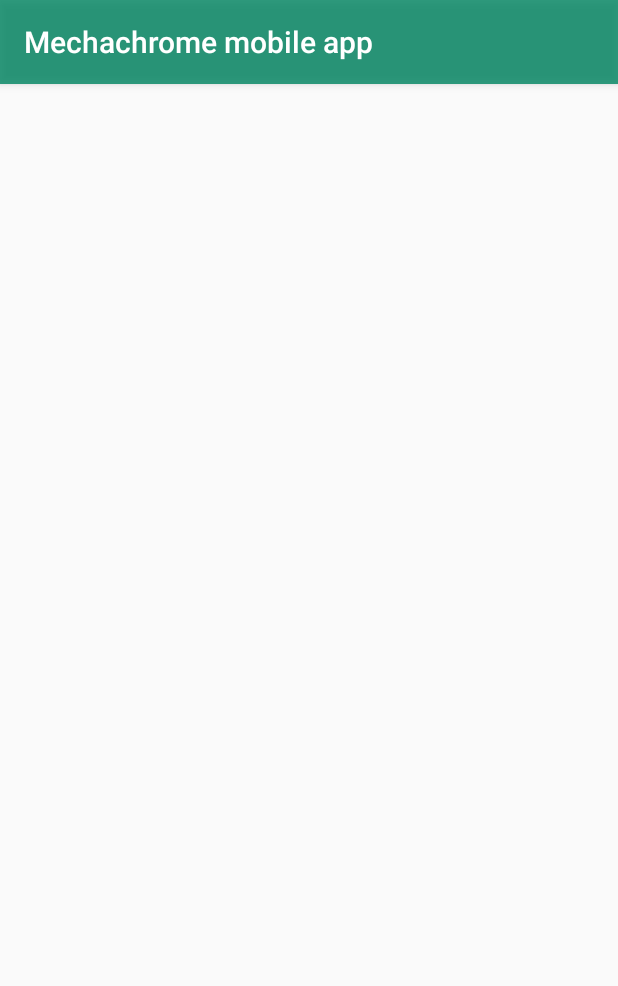
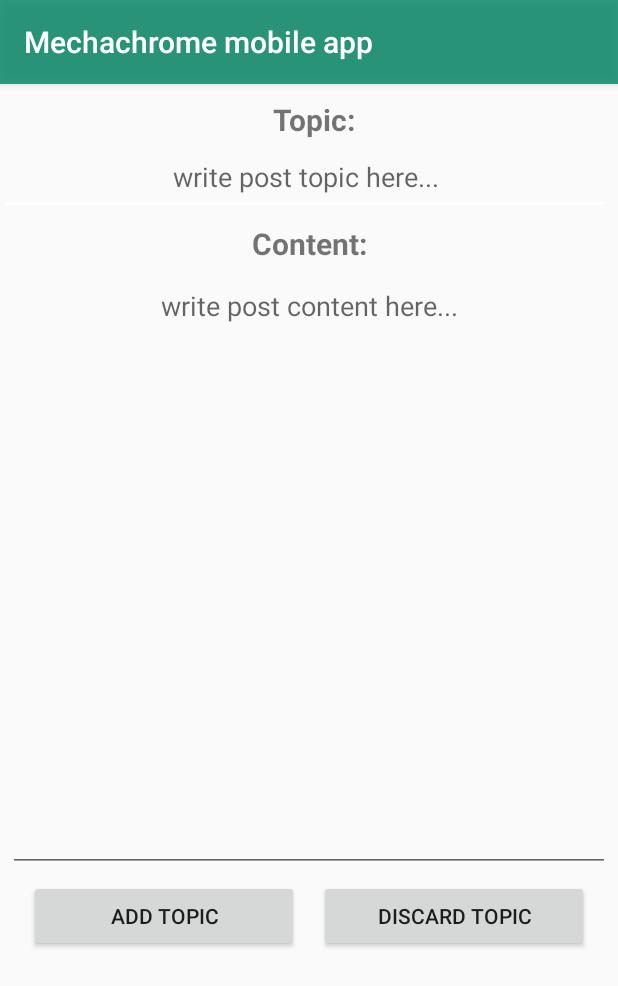
Before and after one commit to SirMatix/mechachrome-mob-app, an Android app: the ForumPost screen opened directly, with no data from a screen before it, on a phone screen of 412 x 824 dp. Shown: the top 986 px of the screen. Run offline under Robolectric (Android 15) with nearby library versions, the phone set to English and light mode, and no system bars.

Commit message:
Add post adding activity and layout

```diff
--- a/app/src/main/AndroidManifest.xml
+++ b/app/src/main/AndroidManifest.xml
@@ -13,9 +13,9 @@
         android:supportsRtl="true"
         android:theme="@style/AppTheme"
         tools:ignore="GoogleAppIndexingWarning">
-        <activity android:name=".Forum"></activity>
+        <activity android:name=".ForumPost"></activity>
+        <activity android:name=".Forum" />
         <activity android:name=".FloorPlan" />
-        <activity android:name=".More" />
         <activity android:name=".Library" />
         <activity android:name=".Timetables" />
         <activity android:name=".Login" />
--- a/app/src/main/java/com/example/mechachromemobileapp/More.java
+++ b/app/src/main/java/com/example/mechachromemobileapp/ForumPost.java
@@ -4,11 +4,15 @@ import androidx.appcompat.app.AppCompatActivity;
 
 import android.os.Bundle;
 
-public class More extends AppCompatActivity {
+public class ForumPost extends AppCompatActivity {
 
     @Override
     protected void onCreate(Bundle savedInstanceState) {
         super.onCreate(savedInstanceState);
-        setContentView(R.layout.activity_more);
+        setContentView(R.layout.activity_forum_post);
+
+
+
+
     }
 }
--- a/app/src/main/res/layout/activity_forum.xml
+++ b/app/src/main/res/layout/activity_forum.xml
@@ -14,10 +14,7 @@
         app:layout_constraintBottom_toBottomOf="parent"
         app:layout_constraintEnd_toEndOf="parent"
         app:layout_constraintStart_toStartOf="parent"
-        app:layout_constraintTop_toTopOf="parent">
-
-
-    </ListView>
+        app:layout_constraintTop_toTopOf="parent"/>
 
 
 
--- /dev/null
+++ b/app/src/main/res/layout/activity_forum_post.xml
@@ -0,0 +1,90 @@
+<?xml version="1.0" encoding="utf-8"?>
+<androidx.constraintlayout.widget.ConstraintLayout xmlns:android="http://schemas.android.com/apk/res/android"
+    xmlns:app="http://schemas.android.com/apk/res-auto"
+    xmlns:tools="http://schemas.android.com/tools"
+    android:layout_width="match_parent"
+    android:layout_height="match_parent"
+    tools:context=".ForumPost">
+
+    <TextView
+        android:id="@+id/topic"
+        android:layout_width="0dp"
+        android:layout_height="wrap_content"
+        android:layout_marginStart="5dp"
+        android:layout_marginTop="10dp"
+        android:text="@string/topic"
+        android:textAlignment="center"
+        android:textSize="20sp"
+        android:textStyle="bold"
+        app:layout_constraintEnd_toEndOf="parent"
+        app:layout_constraintStart_toStartOf="parent"
+        app:layout_constraintTop_toTopOf="parent" />
+
+    <EditText
+        android:id="@+id/editTopic"
+        android:layout_width="0dp"
+        android:layout_height="50dp"
+        android:layout_marginEnd="5dp"
+        android:ems="10"
+        android:hint="@string/write_post_topic_here"
+        android:inputType="textPersonName"
+        android:textAlignment="center"
+        app:layout_constraintEnd_toEndOf="parent"
+        app:layout_constraintStart_toStartOf="parent"
+        app:layout_constraintTop_toBottomOf="@+id/topic" />
+
+    <TextView
+        android:id="@+id/Content"
+        android:layout_width="0dp"
+        android:layout_height="wrap_content"
+        android:layout_marginStart="5dp"
+        android:layout_marginTop="5dp"
+        android:layout_marginEnd="5dp"
+        android:text="@string/content"
+        android:textAlignment="center"
+        android:textSize="20sp"
+        android:textStyle="bold"
+        app:layout_constraintBottom_toTopOf="@+id/editContent"
+        app:layout_constraintEnd_toEndOf="parent"
+        app:layout_constraintStart_toStartOf="parent"
+        app:layout_constraintTop_toBottomOf="@+id/editTopic" />
+
+    <EditText
+        android:id="@+id/editContent"
+        android:layout_width="0dp"
+        android:layout_height="400dp"
+        android:layout_marginStart="5dp"
+        android:layout_marginTop="5dp"
+        android:layout_marginEnd="5dp"
+        android:ems="10"
+        android:gravity="start|top"
+        android:hint="@string/write_post_content_here"
+        android:inputType="textMultiLine"
+        android:textAlignment="center"
+        app:layout_constraintEnd_toEndOf="parent"
+        app:layout_constraintStart_toStartOf="parent"
+        app:layout_constraintTop_toBottomOf="@+id/Content" />
+
+    <Button
+        android:id="@+id/addTopicBtn"
+        android:layout_width="180dp"
+        android:layout_height="wrap_content"
+        android:layout_marginStart="5dp"
+        android:layout_marginTop="5dp"
+        android:text="@string/add_topic"
+        app:layout_constraintEnd_toStartOf="@+id/discardTopicBtn"
+        app:layout_constraintStart_toStartOf="parent"
+        app:layout_constraintTop_toBottomOf="@+id/editContent" />
+
+    <Button
+        android:id="@+id/discardTopicBtn"
+        android:layout_width="180dp"
+        android:layout_height="wrap_content"
+        android:layout_marginTop="5dp"
+        android:layout_marginEnd="5dp"
+        android:text="@string/discard_topic"
+        app:layout_constraintEnd_toEndOf="parent"
+        app:layout_constraintStart_toEndOf="@+id/addTopicBtn"
+        app:layout_constraintTop_toBottomOf="@+id/editContent" />
+
+</androidx.constraintlayout.widget.ConstraintLayout>
--- a/app/src/main/res/layout/activity_more.xml
+++ /dev/null
@@ -1,9 +0,0 @@
-<?xml version="1.0" encoding="utf-8"?>
-<androidx.constraintlayout.widget.ConstraintLayout xmlns:android="http://schemas.android.com/apk/res/android"
-    xmlns:app="http://schemas.android.com/apk/res-auto"
-    xmlns:tools="http://schemas.android.com/tools"
-    android:layout_width="match_parent"
-    android:layout_height="match_parent"
-    tools:context=".More">
-
-</androidx.constraintlayout.widget.ConstraintLayout>
--- a/app/src/main/res/values/string.xml
+++ b/app/src/main/res/values/string.xml
@@ -16,7 +16,7 @@
     <string name="timetables">Timetables</string>
     <string name="library">Library</string>
     <string name="moodle">Moodle</string>
-    <string name="more">More...</string>
+    <string name="more">Forum</string>
     <string name="floor_plan">Floor plan</string>
     <string name="logout">Logout</string>
     <string name="registration_success">User registered!</string>
--- a/app/src/main/res/values/strings.xml
+++ b/app/src/main/res/values/strings.xml
@@ -1,4 +1,10 @@
 <resources>
     <string name="created_by">created by:</string>
     <string name="last_post_by">last post by:</string>
+    <string name="topic">Topic:</string>
+    <string name="content">Content:</string>
+    <string name="write_post_content_here">write post content here...</string>
+    <string name="write_post_topic_here">write post topic here...</string>
+    <string name="add_topic">Add topic</string>
+    <string name="discard_topic">Discard topic</string>
 </resources>
```
Also changed, not shown: app/src/main/java/com/example/mechachromemobileapp/Forum.java (+18 -6 lines), app/src/main/java/com/example/mechachromemobileapp/ForumAdapter.java (+19 -6 lines), app/src/main/res/layout/custom_forum_list.xml (+26 -11 lines).
